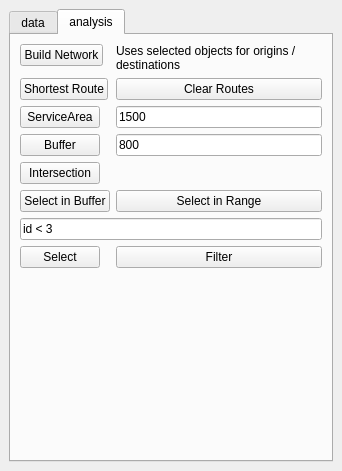
Above: SpatialDecision/spatial_decision_dockwidget_base.ui from balazsdukai/GEO1005-StormManager before the change. Below: the same form after it.
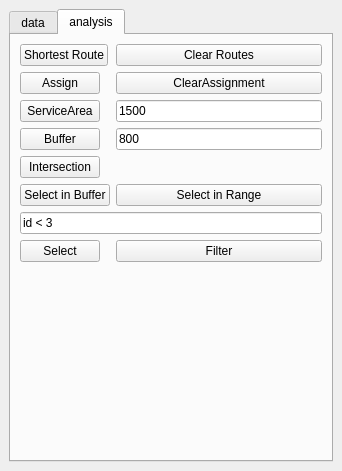
That is the form after the change.

Patch:
```diff
--- a/SpatialDecision/spatial_decision_dockwidget_base.ui
+++ b/SpatialDecision/spatial_decision_dockwidget_base.ui
@@ -30,7 +30,7 @@
           <x>9</x>
           <y>9</y>
           <width>241</width>
-          <height>29</height>
+          <height>30</height>
          </rect>
         </property>
         <layout class="QFormLayout" name="formLayout">
@@ -101,10 +101,20 @@
         <string>analysis</string>
        </attribute>
        <layout class="QFormLayout" name="formLayout_4">
+        <property name="fieldGrowthPolicy">
+         <enum>QFormLayout::AllNonFixedFieldsGrow</enum>
+        </property>
         <item row="1" column="0">
-         <widget class="QPushButton" name="setNetworkButton">
+         <widget class="QPushButton" name="shortestRouteButton">
           <property name="text">
-           <string>Build Network</string>
+           <string>Shortest Route</string>
+          </property>
+         </widget>
+        </item>
+        <item row="1" column="1">
+         <widget class="QPushButton" name="clearRouteButton">
+          <property name="text">
+           <string>Clear Routes</string>
           </property>
          </widget>
         </item>
@@ -122,23 +132,6 @@
           </property>
          </widget>
         </item>
-        <item row="2" column="0">
-         <widget class="QPushButton" name="shortestRouteButton">
-          <property name="text">
-           <string>Shortest Route</string>
-          </property>
-         </widget>
-        </item>
-        <item row="1" column="1">
-         <widget class="QLabel" name="networkLabel">
-          <property name="text">
-           <string>Uses selected objects for origins / destinations</string>
-          </property>
-          <property name="wordWrap">
-           <bool>true</bool>
-          </property>
-         </widget>
-        </item>
         <item row="4" column="0">
          <widget class="QPushButton" name="bufferButton">
           <property name="text">
@@ -153,6 +146,13 @@
           </property>
          </widget>
         </item>
+        <item row="5" column="0">
+         <widget class="QPushButton" name="makeIntersectionButton">
+          <property name="text">
+           <string>Intersection</string>
+          </property>
+         </widget>
+        </item>
         <item row="6" column="0">
          <widget class="QPushButton" name="selectBufferButton">
           <property name="text">
@@ -167,13 +167,6 @@
           </property>
          </widget>
         </item>
-        <item row="8" column="0">
-         <widget class="QPushButton" name="expressionSelectButton">
-          <property name="text">
-           <string>Select</string>
-          </property>
-         </widget>
-        </item>
         <item row="7" column="0" colspan="2">
          <widget class="QLineEdit" name="expressionEdit">
           <property name="text">
@@ -181,6 +174,13 @@
           </property>
          </widget>
         </item>
+        <item row="8" column="0">
+         <widget class="QPushButton" name="expressionSelectButton">
+          <property name="text">
+           <string>Select</string>
+          </property>
+         </widget>
+        </item>
         <item row="8" column="1">
          <widget class="QPushButton" name="expressionFilterButton">
           <property name="text">
@@ -188,17 +188,17 @@
           </property>
          </widget>
         </item>
+        <item row="2" column="0">
+         <widget class="QPushButton" name="assignButton">
+          <property name="text">
+           <string>Assign</string>
+          </property>
+         </widget>
+        </item>
         <item row="2" column="1">
-         <widget class="QPushButton" name="clearRouteButton">
+         <widget class="QPushButton" name="clearAssignmentButton">
           <property name="text">
-           <string>Clear Routes</string>
-          </property>
-         </widget>
-        </item>
-        <item row="5" column="0">
-         <widget class="QPushButton" name="makeIntersectionButton">
-          <property name="text">
-           <string>Intersection</string>
+           <string>ClearAssignment</string>
           </property>
          </widget>
         </item>
```
